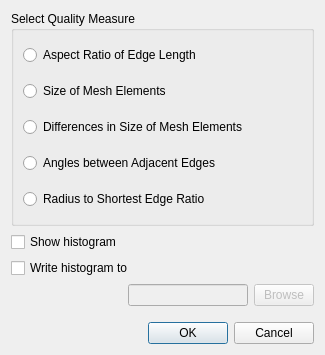
First picture: the form in Applications/DataExplorer/DataView/MeshQualitySelection.ui, repository helguson/ogs, before the edit.
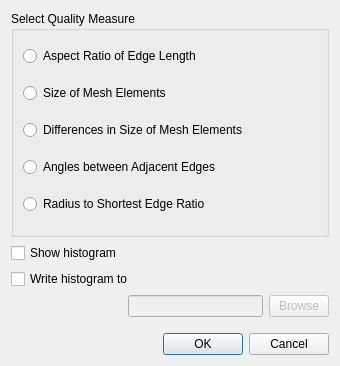
Second picture: the form after the edit.

Patch:
```diff
--- a/Applications/DataExplorer/DataView/MeshQualitySelection.ui
+++ b/Applications/DataExplorer/DataView/MeshQualitySelection.ui
@@ -6,8 +6,8 @@
    <rect>
     <x>0</x>
     <y>0</y>
-    <width>325</width>
-    <height>354</height>
+    <width>340</width>
+    <height>366</height>
    </rect>
   </property>
   <property name="windowTitle">
```
Left out of the diff: 6 changed lines with no effect on the pictures.
